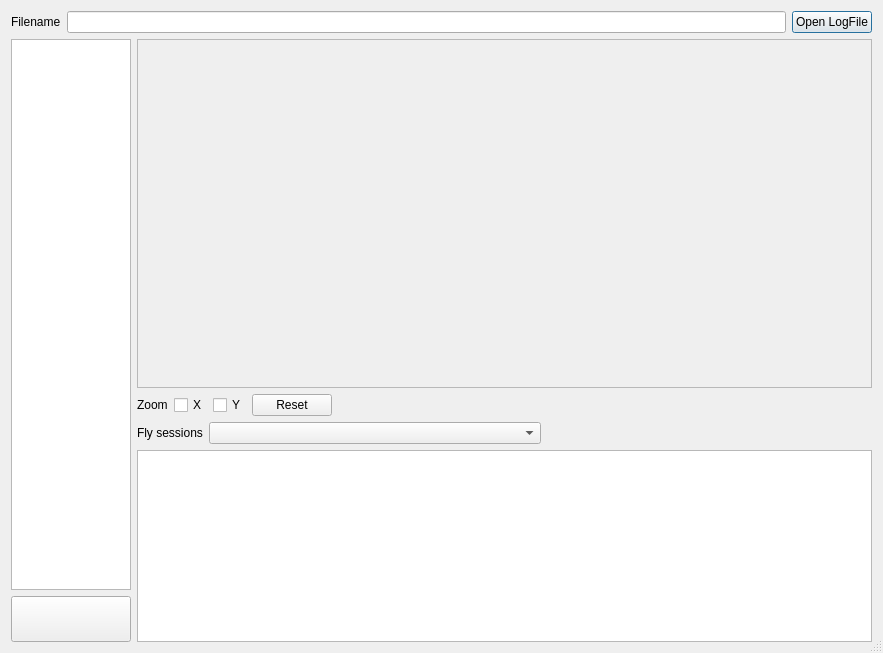
Before: the Qt Designer form companion/src/logsdialog.ui in opentx/opentx, drawn with Qt 5.
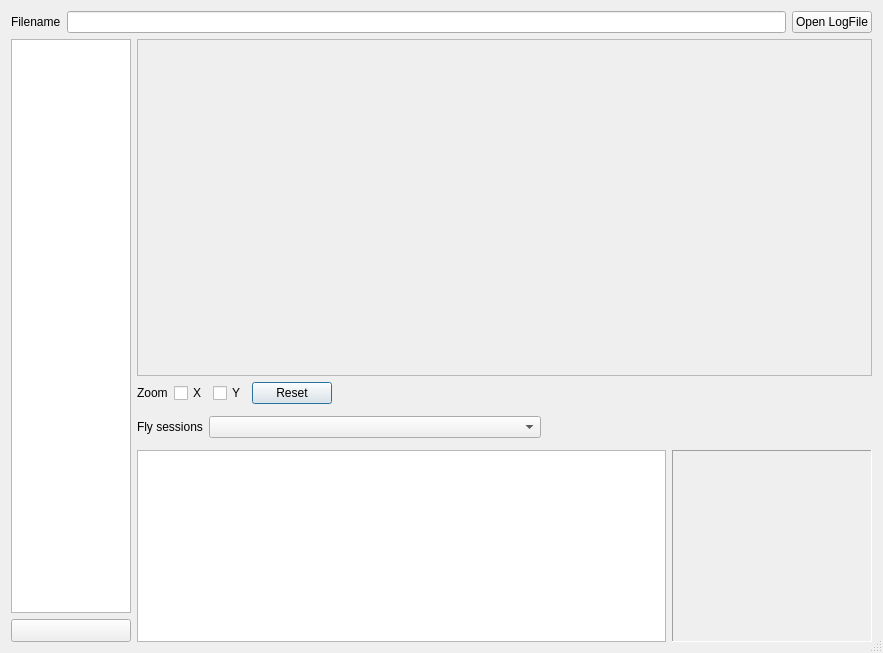
After: the same form once the commit is applied. Icons and pictures are not drawn. Custom widgets are drawn as their Qt base class.

Commit message: Added:  * max altitude  * two cursors for time/altitude measurement

Diff of the .ui file:
```diff
--- a/companion/src/logsdialog.ui
+++ b/companion/src/logsdialog.ui
@@ -16,32 +16,78 @@
   <property name="sizeGripEnabled">
    <bool>true</bool>
   </property>
-  <layout class="QGridLayout" name="gridLayout" rowstretch="0,1,0,0,0,0,0,0">
-   <item row="0" column="0" colspan="2">
-    <layout class="QHBoxLayout" name="horizontalLayout">
+  <layout class="QGridLayout" name="gridLayout" rowstretch="0,0,0,0,0,0,0,0,0,0,0,0,0,0">
+   <item row="4" column="1">
+    <layout class="QHBoxLayout" name="horizontalLayout_2">
      <item>
-      <widget class="QLabel" name="label">
+      <widget class="QLabel" name="label_2">
        <property name="text">
-        <string>Filename</string>
+        <string>Fly sessions</string>
        </property>
       </widget>
      </item>
      <item>
-      <widget class="QLineEdit" name="FileName_LE">
-       <property name="readOnly">
-        <bool>true</bool>
+      <widget class="QComboBox" name="sessions_CB">
+       <property name="sizePolicy">
+        <sizepolicy hsizetype="MinimumExpanding" vsizetype="Fixed">
+         <horstretch>0</horstretch>
+         <verstretch>0</verstretch>
+        </sizepolicy>
        </property>
       </widget>
      </item>
      <item>
-      <widget class="QPushButton" name="fileOpen_BT">
-       <property name="text">
-        <string>Open LogFile</string>
+      <spacer name="horizontalSpacer">
+       <property name="orientation">
+        <enum>Qt::Horizontal</enum>
        </property>
-      </widget>
+       <property name="sizeHint" stdset="0">
+        <size>
+         <width>40</width>
+         <height>20</height>
+        </size>
+       </property>
+      </spacer>
      </item>
     </layout>
    </item>
+   <item row="1" column="0" rowspan="12">
+    <widget class="QTableWidget" name="FieldsTW">
+     <property name="sizePolicy">
+      <sizepolicy hsizetype="Maximum" vsizetype="Expanding">
+       <horstretch>0</horstretch>
+       <verstretch>0</verstretch>
+      </sizepolicy>
+     </property>
+     <property name="maximumSize">
+      <size>
+       <width>120</width>
+       <height>16777215</height>
+      </size>
+     </property>
+     <property name="autoScrollMargin">
+      <number>0</number>
+     </property>
+     <property name="editTriggers">
+      <set>QAbstractItemView::NoEditTriggers</set>
+     </property>
+     <property name="showGrid">
+      <bool>false</bool>
+     </property>
+     <property name="sortingEnabled">
+      <bool>false</bool>
+     </property>
+     <property name="columnCount">
+      <number>0</number>
+     </property>
+     <attribute name="horizontalHeaderStretchLastSection">
+      <bool>true</bool>
+     </attribute>
+     <attribute name="verticalHeaderVisible">
+      <bool>false</bool>
+     </attribute>
+    </widget>
+   </item>
    <item row="1" column="1">
     <widget class="QFrame" name="frame_2">
      <property name="sizePolicy">
@@ -127,41 +173,69 @@
      </item>
     </layout>
    </item>
-   <item row="3" column="1">
-    <layout class="QHBoxLayout" name="horizontalLayout_2">
-     <item>
-      <widget class="QLabel" name="label_2">
-       <property name="text">
-        <string>Fly sessions</string>
-       </property>
-      </widget>
-     </item>
-     <item>
-      <widget class="QComboBox" name="sessions_CB">
+   <item row="13" column="0">
+    <widget class="QPushButton" name="mapsButton">
        <property name="sizePolicy">
-        <sizepolicy hsizetype="MinimumExpanding" vsizetype="Fixed">
+      <sizepolicy hsizetype="Maximum" vsizetype="Maximum">
          <horstretch>0</horstretch>
          <verstretch>0</verstretch>
         </sizepolicy>
        </property>
-      </widget>
-     </item>
+     <property name="minimumSize">
+      <size>
+       <width>0</width>
+       <height>0</height>
+      </size>
+     </property>
+     <property name="maximumSize">
+      <size>
+       <width>120</width>
+       <height>57</height>
+      </size>
+     </property>
+     <property name="text">
+      <string/>
+     </property>
+     <property name="icon">
+      <iconset resource="companion.qrc">
+       <normaloff>:/images/maps.png</normaloff>:/images/maps.png</iconset>
+     </property>
+     <property name="iconSize">
+      <size>
+       <width>120</width>
+       <height>57</height>
+      </size>
+     </property>
+    </widget>
+   </item>
+   <item row="0" column="0" colspan="2">
+    <layout class="QHBoxLayout" name="horizontalLayout">
      <item>
-      <spacer name="horizontalSpacer">
-       <property name="orientation">
-        <enum>Qt::Horizontal</enum>
+      <widget class="QLabel" name="label">
+       <property name="text">
+        <string>Filename</string>
        </property>
-       <property name="sizeHint" stdset="0">
-        <size>
-         <width>40</width>
-         <height>20</height>
-        </size>
+      </widget>
+     </item>
+     <item>
+      <widget class="QLineEdit" name="FileName_LE">
+       <property name="readOnly">
+        <bool>true</bool>
        </property>
-      </spacer>
+      </widget>
+     </item>
+     <item>
+      <widget class="QPushButton" name="fileOpen_BT">
+       <property name="text">
+        <string>Open LogFile</string>
+       </property>
+      </widget>
      </item>
     </layout>
    </item>
-   <item row="4" column="1" rowspan="4">
+   <item row="6" column="1" rowspan="8">
+    <layout class="QHBoxLayout" name="horizontalLayout_4" stretch="5,1">
+     <item>
     <widget class="QTableWidget" name="logTable">
      <property name="sizePolicy">
       <sizepolicy hsizetype="MinimumExpanding" vsizetype="MinimumExpanding">
@@ -204,77 +278,35 @@
      </attribute>
     </widget>
    </item>
-   <item row="1" column="0" rowspan="6">
-    <widget class="QTableWidget" name="FieldsTW">
-     <property name="sizePolicy">
-      <sizepolicy hsizetype="Maximum" vsizetype="Expanding">
-       <horstretch>0</horstretch>
-       <verstretch>0</verstretch>
-      </sizepolicy>
-     </property>
-     <property name="maximumSize">
-      <size>
-       <width>120</width>
-       <height>16777215</height>
-      </size>
-     </property>
-     <property name="autoScrollMargin">
-      <number>0</number>
-     </property>
-     <property name="editTriggers">
-      <set>QAbstractItemView::NoEditTriggers</set>
-     </property>
-     <property name="showGrid">
-      <bool>false</bool>
-     </property>
-     <property name="sortingEnabled">
-      <bool>false</bool>
-     </property>
-     <property name="columnCount">
-      <number>0</number>
-     </property>
-     <attribute name="horizontalHeaderStretchLastSection">
-      <bool>true</bool>
-     </attribute>
-     <attribute name="verticalHeaderVisible">
-      <bool>false</bool>
-     </attribute>
-    </widget>
-   </item>
-   <item row="7" column="0">
-    <widget class="QPushButton" name="mapsButton">
-     <property name="sizePolicy">
-      <sizepolicy hsizetype="Maximum" vsizetype="Maximum">
-       <horstretch>0</horstretch>
-       <verstretch>0</verstretch>
-      </sizepolicy>
-     </property>
+     <item>
+      <widget class="QLabel" name="labelCursors">
      <property name="minimumSize">
       <size>
-       <width>0</width>
+         <width>200</width>
        <height>0</height>
       </size>
      </property>
-     <property name="maximumSize">
-      <size>
-       <width>120</width>
-       <height>57</height>
-      </size>
+       <property name="frameShape">
+        <enum>QFrame::Panel</enum>
+       </property>
+       <property name="frameShadow">
+        <enum>QFrame::Sunken</enum>
+       </property>
+       <property name="lineWidth">
+        <number>1</number>
      </property>
      <property name="text">
       <string/>
      </property>
-     <property name="icon">
-      <iconset resource="companion.qrc">
-       <normaloff>:/images/maps.png</normaloff>:/images/maps.png</iconset>
-     </property>
-     <property name="iconSize">
-      <size>
-       <width>120</width>
-       <height>57</height>
-      </size>
-     </property>
-    </widget>
+       <property name="alignment">
+        <set>Qt::AlignLeading|Qt::AlignLeft|Qt::AlignTop</set>
+       </property>
+       <property name="wordWrap">
+        <bool>false</bool>
+       </property>
+      </widget>
+     </item>
+    </layout>
    </item>
   </layout>
  </widget>
```
Left out of the diff: 2 changed lines with no effect on the pictures. Lines whose indentation alone changed are shown as unchanged. The commit also changes 2 other files.
